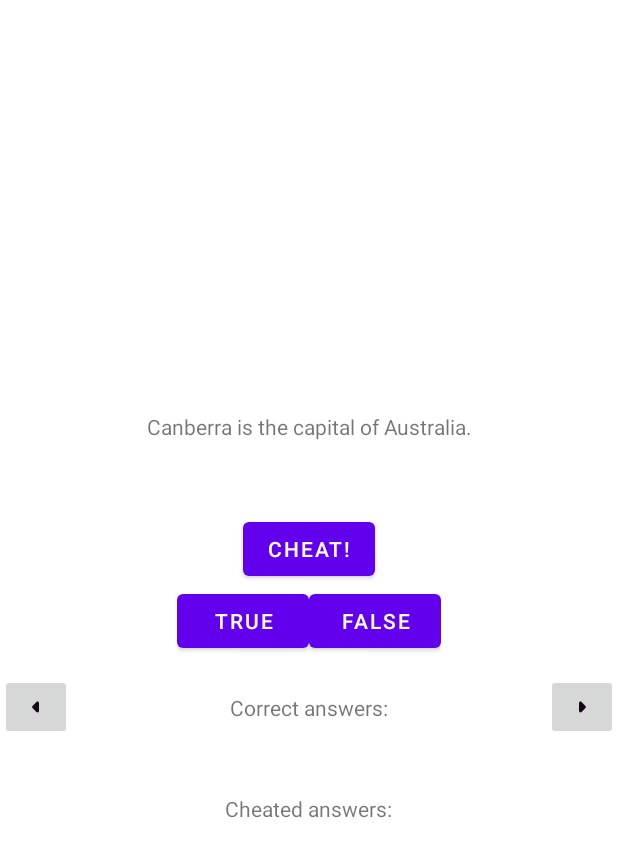
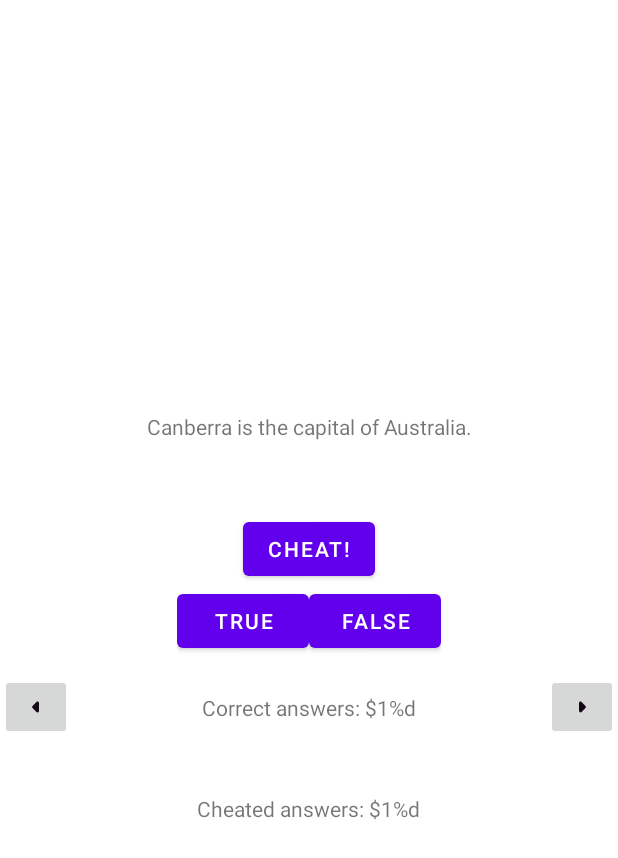
Before and after one commit to dyats/GeoQuiz, an Android app: the layout activity_main.xml on its own in the app's theme, with its tools: preview values and no code run, on a phone screen of 412 x 824 dp. Shown: the top 858 px of the screen. Run offline under Robolectric (Android 15) with nearby library versions, the light colour scheme and no system bars.

Commit message:
A little bit more code refactored

```diff
--- a/app/src/main/java/com/denchik/geoquiz/activities/CheatActivity.kt
+++ b/app/src/main/java/com/denchik/geoquiz/activities/CheatActivity.kt
@@ -9,9 +9,8 @@ import android.widget.Button
 import android.widget.TextView
 import com.denchik.geoquiz.R
 
-private const val EXTRA_ANSWER_IS_TRUE =  "com.denchik.geoquiz.answer_is_true"
-const val EXTRA_ANSWER_SHOWN = "com.denchik.geoquiz.answer_shown"
-const val EXTRA_QUESTION_INDEX = "com.denchik.geoquiz.question_index"
+private const val EXTRA_ANSWER_IS_TRUE =  "com.denchik.geoquiz.activities.answer_is_true"
+const val EXTRA_ANSWER_SHOWN = "com.denchik.geoquiz.activities.answer_shown"
 
 class CheatActivity : AppCompatActivity() {
 
--- a/app/src/main/res/values/strings.xml
+++ b/app/src/main/res/values/strings.xml
@@ -16,8 +16,8 @@
     <string name="question_americas">The Amazon River is the longest river in the Americas.</string>
     <string name="question_asia">Lake Baikal is the world\'s oldest and deepest freshwater lake.</string>
 
-    <string name="correct_answers">Correct answers:</string>
-    <string name="cheated_answers">Cheated answers:</string>
+    <string name="correct_answers">Correct answers: $1%d</string>
+    <string name="cheated_answers">Cheated answers: $1%d</string>
 
     <string name="warning_text">Are you sure you want to do this?</string>
     <string name="show_answer_button">Show Answer</string>
```
Also changed, not shown: app/src/main/java/com/denchik/geoquiz/activities/MainActivity.kt (+13 -11 lines).
